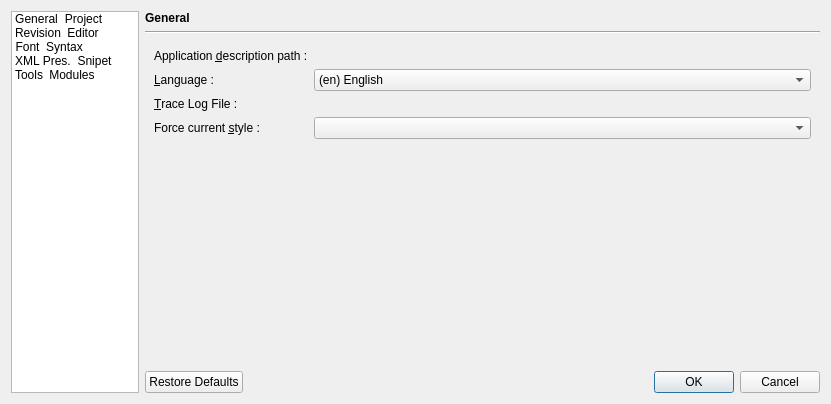
This is xinx/ui/custom.ui in phoenix741/xinx as Qt 5 draws it before an edit. The edited form follows.
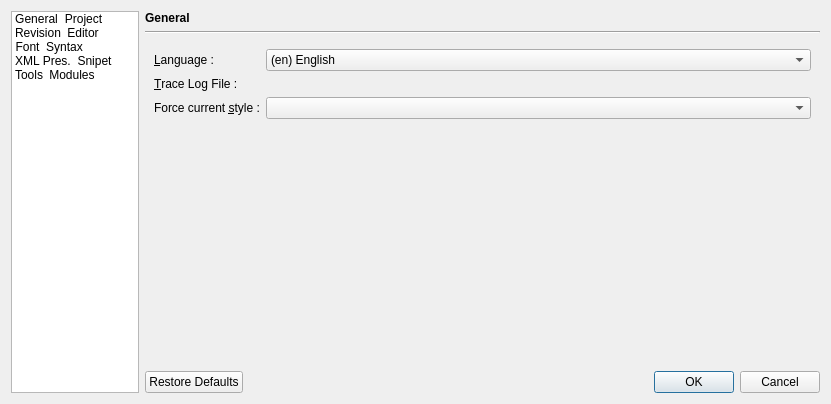
This is the edited form. Icons and pictures are not drawn. Custom widgets are drawn as their Qt base class.

Commit message: Datas dir is hardly codded. There is no reason to permit to change it The snipet is no more loaded/saved. The next time must be the complete remplacement of the snipet interface.

What changed in the file:
```diff
--- a/xinx/ui/custom.ui
+++ b/xinx/ui/custom.ui
@@ -171,30 +171,9 @@
        <property name="fieldGrowthPolicy" >
         <enum>QFormLayout::AllNonFixedFieldsGrow</enum>
        </property>
-       <item row="1" column="0" >
-        <widget class="QLabel" name="label_3" >
-         <property name="text" >
-          <string>Application &amp;description path :</string>
-         </property>
-         <property name="buddy" >
-          <cstring>m_descriptionPathLineEdit</cstring>
-         </property>
-        </widget>
-       </item>
-       <item row="1" column="1" >
-        <widget class="DirectoryEditWidget" native="1" name="m_descriptionPathLineEdit" >
-         <property name="focusPolicy" >
-          <enum>Qt::TabFocus</enum>
-         </property>
-         <property name="whatsThis" >
-          <string>&lt;p>This is the path where &lt;b>XINX&lt;/b> data files are stored (as snipet or completion file). &lt;/p>
-&lt;p>Normally the directory is stored in the xml sub-directory of &lt;b>XINX&lt;/b>&lt;/p></string>
-         </property>
-        </widget>
-       </item>
-       <item row="2" column="0" >
-        <widget class="QLabel" name="label" >
-         <property name="text" >
+       <item row="1" column="0">
+        <widget class="QLabel" name="label">
+         <property name="text">
           <string>&amp;Language :</string>
          </property>
          <property name="buddy" >
@@ -202,11 +181,11 @@
          </property>
         </widget>
        </item>
-       <item row="2" column="1" >
-        <widget class="QComboBox" name="m_langComboBox" >
-         <property name="whatsThis" >
-          <string>&lt;p>Langue in which &lt;b>XINX&lt;/b> must be used.&lt;/p>
-&lt;p>&lt;i>Modification take effect at restart.&lt;/i>&lt;/p></string>
+       <item row="1" column="1">
+        <widget class="QComboBox" name="m_langComboBox">
+         <property name="whatsThis">
+          <string>&lt;p&gt;Langue in which &lt;b&gt;XINX&lt;/b&gt; must be used.&lt;/p&gt;
+&lt;p&gt;&lt;i&gt;Modification take effect at restart.&lt;/i&gt;&lt;/p&gt;</string>
          </property>
          <item>
           <property name="text" >
@@ -228,9 +207,9 @@
          </item>
         </widget>
        </item>
-       <item row="3" column="0" >
-        <widget class="QLabel" name="label_19" >
-         <property name="text" >
+       <item row="2" column="0">
+        <widget class="QLabel" name="label_19">
+         <property name="text">
           <string>&amp;Trace Log File :</string>
          </property>
          <property name="buddy" >
@@ -238,9 +217,9 @@
          </property>
         </widget>
        </item>
-       <item row="3" column="1" >
-        <widget class="DirectoryEditWidget" native="1" name="m_traceLogWidget" >
-         <property name="focusPolicy" >
+       <item row="2" column="1">
+        <widget class="DirectoryEditWidget" name="m_traceLogWidget" native="true">
+         <property name="focusPolicy">
           <enum>Qt::TabFocus</enum>
          </property>
          <property name="directory" stdset="0" >
@@ -248,12 +227,9 @@
          </property>
         </widget>
        </item>
-       <item row="4" column="1" >
-        <widget class="QComboBox" name="m_styleComboBox" />
-       </item>
-       <item row="4" column="0" >
-        <widget class="QLabel" name="label_22" >
-         <property name="text" >
+       <item row="3" column="0">
+        <widget class="QLabel" name="label_22">
+         <property name="text">
           <string>Force current &amp;style :</string>
          </property>
          <property name="buddy" >
@@ -261,6 +237,9 @@
          </property>
         </widget>
        </item>
+       <item row="3" column="1">
+        <widget class="QComboBox" name="m_styleComboBox"/>
+       </item>
       </layout>
      </widget>
      <widget class="QWidget" name="m_project" >
```
Left out of the diff: 1077 changed lines with no effect on the pictures. The commit also changes 7 other files.
